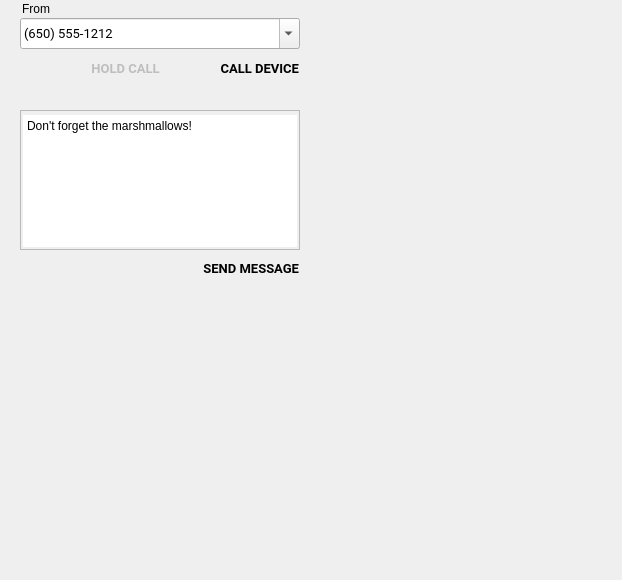
Before: the Qt Designer form android/skin/qt/extended-pages/telephony-page.ui in aosp-mirror/platform_external_qemu, drawn with Qt 5.
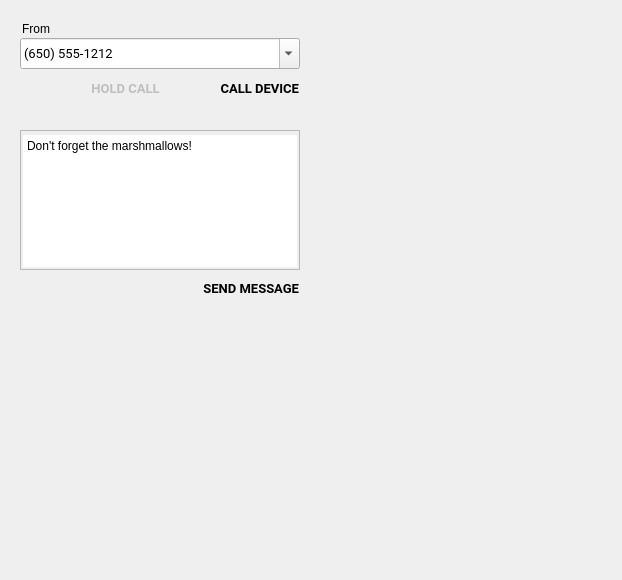
After: the same form once the commit is applied. Icons and pictures are not drawn.

What changed in the file:
```diff
--- a/android/skin/qt/extended-pages/telephony-page.ui
+++ b/android/skin/qt/extended-pages/telephony-page.ui
@@ -17,7 +17,7 @@
    <property name="geometry">
     <rect>
      <x>20</x>
-     <y>110</y>
+     <y>130</y>
      <width>280</width>
      <height>140</height>
     </rect>
@@ -36,7 +36,7 @@
    <property name="geometry">
     <rect>
      <x>20</x>
-     <y>0</y>
+     <y>20</y>
      <width>51</width>
      <height>21</height>
     </rect>
@@ -55,7 +55,7 @@
    <property name="geometry">
     <rect>
      <x>190</x>
-     <y>50</y>
+     <y>70</y>
      <width>110</width>
      <height>36</height>
     </rect>
@@ -98,7 +98,7 @@
    <property name="geometry">
     <rect>
      <x>20</x>
-     <y>18</y>
+     <y>38</y>
      <width>280</width>
      <height>31</height>
     </rect>
@@ -130,7 +130,7 @@
    <property name="geometry">
     <rect>
      <x>180</x>
-     <y>250</y>
+     <y>270</y>
      <width>120</width>
      <height>36</height>
     </rect>
@@ -170,7 +170,7 @@
    <property name="geometry">
     <rect>
      <x>70</x>
-     <y>50</y>
+     <y>70</y>
      <width>111</width>
      <height>36</height>
     </rect>
```
